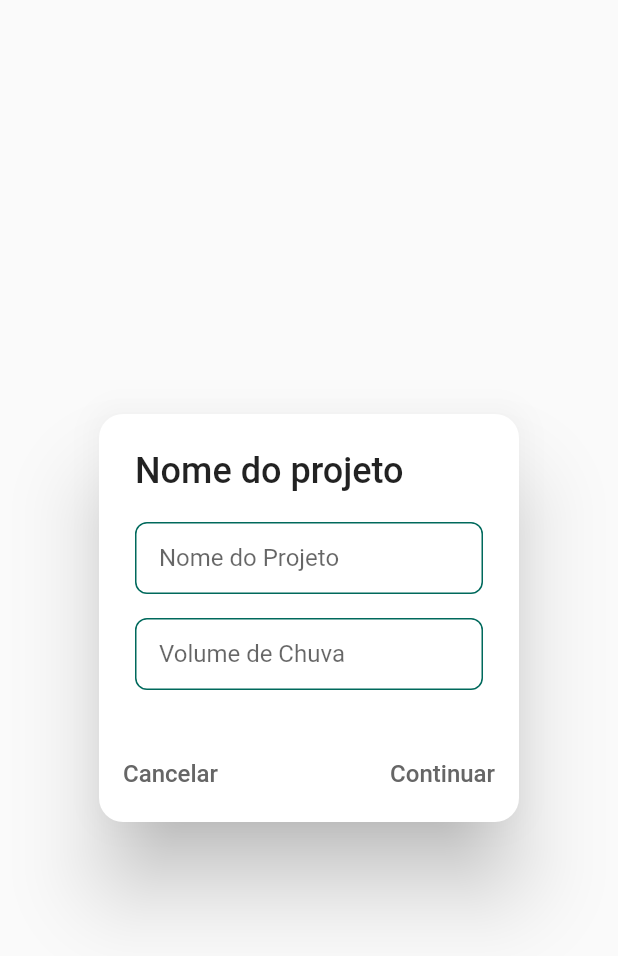
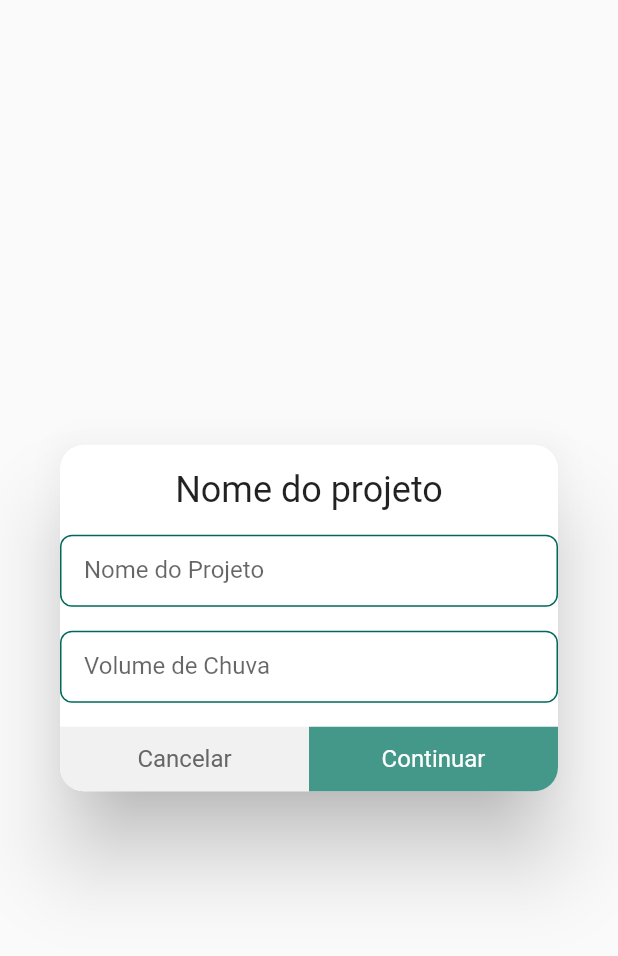
Before and after one commit to TheuFerreira/Flutter-Barraginha, a Flutter app: the AddDialogWidget widget shown alone on an empty page, opened directly, on a phone screen of 412 x 824 dp. Shown: the top 956 px of the screen. Run offline on Flutter 3.47's test engine with Material 2 defaults, Android fonts, the phone set to English and light mode, and no system bars; our stand-ins replace flutter_mobx, mobx; generated files the repository leaves out were written again.

Commit message:
Created dialog service

```diff
--- a/lib/app/screens/projects/dialogs/add_dialog_widget.dart
+++ b/lib/app/screens/projects/dialogs/add_dialog_widget.dart
@@ -1,7 +1,7 @@
 import 'package:flutter/material.dart';
 import 'package:flutter_barraginha/app/screens/projects/components/text_field_widget.dart';
 import 'package:flutter_barraginha/app/screens/projects/model/project_model.dart';
-import 'package:flutter_barraginha/app/shared/components/question_dialog_widget.dart';
+import 'package:flutter_barraginha/app/shared/dialogs/base_dialog.dart';
 
 class AddDialogWidget extends StatelessWidget {
   final _nameTextController = TextEditingController();
@@ -10,7 +10,7 @@ class AddDialogWidget extends StatelessWidget {
 
   @override
   Widget build(BuildContext context) {
-    return QuestionDialogWidget(
+    return BaseDialog(
       title: 'Nome do projeto',
       content: Column(
         mainAxisSize: MainAxisSize.min,
--- a/lib/app/shared/components/question_dialog_widget.dart
+++ /dev/null
@@ -1,54 +0,0 @@
-import 'package:flutter/material.dart';
-
-class QuestionDialogWidget extends StatelessWidget {
-  final String title;
-  final Widget? content;
-  final Function()? onConfirm;
-  const QuestionDialogWidget({
-    Key? key,
-    this.title = 'Title',
-    this.content,
-    @required this.onConfirm,
-  }) : super(key: key);
-
-  @override
-  Widget build(BuildContext context) {
-    return AlertDialog(
-      shape: RoundedRectangleBorder(
-        borderRadius: BorderRadius.circular(16),
-      ),
-      title: Text(
-        title,
-        style: const TextStyle(
-          fontSize: 24,
-        ),
-      ),
-      content: content,
-      actionsAlignment: MainAxisAlignment.spaceBetween,
-      actions: [
-        TextButton(
-          onPressed: () {
-            Navigator.pop(context, false);
-          },
-          child: const Text(
-            'Cancelar',
-            style: TextStyle(
-              color: Color(0xFF666666),
-              fontSize: 16.0,
-            ),
-          ),
-        ),
-        TextButton(
-          onPressed: onConfirm,
-          child: const Text(
-            'Continuar',
-            style: TextStyle(
-              color: Color(0xFF666666),
-              fontSize: 16.0,
-            ),
-          ),
-        ),
-      ],
-    );
-  }
-}
--- /dev/null
+++ b/lib/app/shared/dialogs/base_dialog.dart
@@ -0,0 +1,138 @@
+import 'package:flutter/material.dart';
+
+class BaseDialog extends StatelessWidget {
+  final String title;
+  final Widget? content;
+  final Function()? onCancel;
+  final Function()? onConfirm;
+  const BaseDialog({
+    Key? key,
+    this.title = 'Title',
+    this.content,
+    this.onCancel,
+    this.onConfirm,
+  }) : super(key: key);
+
+  @override
+  Widget build(BuildContext context) {
+    return Dialog(
+      shape: RoundedRectangleBorder(
+        borderRadius: BorderRadius.circular(16),
+      ),
+      child: Column(
+        mainAxisSize: MainAxisSize.min,
+        children: [
+          Column(
+            children: [
+              const SizedBox(height: 16.0),
+              Text(
+                title,
+                style: const TextStyle(
+                  fontSize: 24,
+                ),
+              ),
+              if (content != null)
+                Padding(
+                  padding: const EdgeInsets.symmetric(vertical: 16.0),
+                  child: content,
+                ),
+            ],
+          ),
+          Row(
+            children: [
+              Expanded(
+                child: Material(
+                  clipBehavior: Clip.hardEdge,
+                  shape: const RoundedRectangleBorder(
+                    borderRadius: BorderRadius.only(
+                      bottomLeft: Radius.circular(16.0),
+                    ),
+                  ),
+                  color: const Color(0xFFF1F1F1),
+                  child: InkWell(
+                    onTap: onCancel,
+                    child: const Padding(
+                      padding: EdgeInsets.all(12.0),
+                      child: Center(
+                        child: Text(
+                          'Cancelar',
+                          style: TextStyle(
+                            color: Color(0xFF666666),
+                            fontSize: 16.0,
+                          ),
+                        ),
+                      ),
+                    ),
+                  ),
+                ),
+              ),
+              Expanded(
+                child: Material(
+                  clipBehavior: Clip.hardEdge,
+                  shape: const RoundedRectangleBorder(
+                    borderRadius: BorderRadius.only(
+                      bottomRight: Radius.circular(16.0),
+                    ),
+                  ),
+                  color: const Color(0xFF439889),
+                  child: InkWell(
+                    onTap: onConfirm,
+                    child: const Padding(
+                      padding: EdgeInsets.all(12.0),
+                      child: Center(
+                        child: Text(
+                          'Continuar',
+                          style: TextStyle(
+                            color: Colors.white,
+                            fontSize: 16.0,
+                          ),
+                        ),
+                      ),
+                    ),
+                  ),
+                ),
+              ),
+            ],
+          ),
+        ],
+      ),
+    );
+    return AlertDialog(
+      shape: RoundedRectangleBorder(
+        borderRadius: BorderRadius.circular(16),
+      ),
+      title: Text(
+        title,
+        style: const TextStyle(
+          fontSize: 24,
+        ),
+      ),
+      content: content,
+      actionsAlignment: MainAxisAlignment.spaceBetween,
+      actions: [
+        TextButton(
+          onPressed: () {
+            Navigator.pop(context, false);
+          },
+          child: const Text(
+            'Cancelar',
+            style: TextStyle(
+              color: Color(0xFF666666),
+              fontSize: 16.0,
+            ),
+          ),
+        ),
+        TextButton(
+          onPressed: onConfirm,
+          child: const Text(
+            'Continuar',
+            style: TextStyle(
+              color: Color(0xFF666666),
+              fontSize: 16.0,
+            ),
+          ),
+        ),
+      ],
+    );
+  }
+}
```
Also changed, not shown: lib/app/screens/projects/projects_page.dart (+6 -19 lines), lib/app/shared/services/dialog_service.dart (added, +29 -0 lines).
